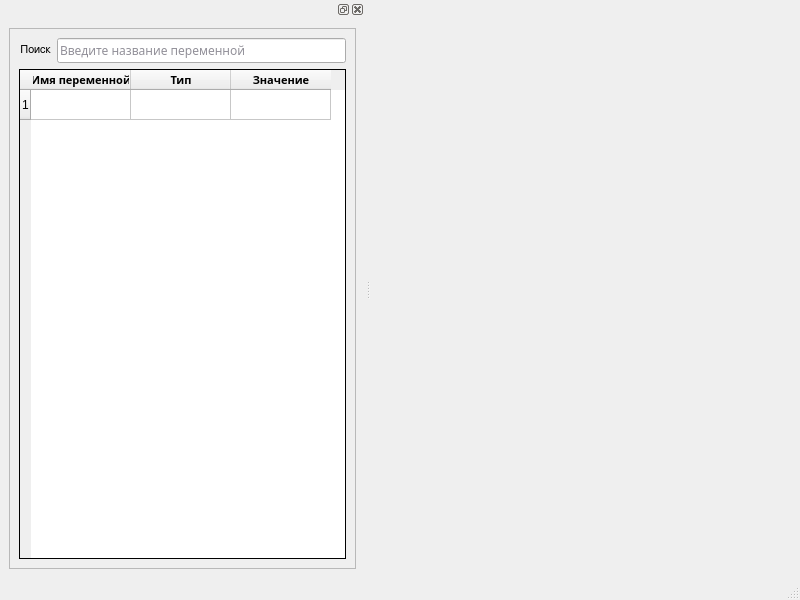
The window that ui/bookmath.ui (oleg1996323/OsterMath) describes before a commit, drawn with Qt 5.
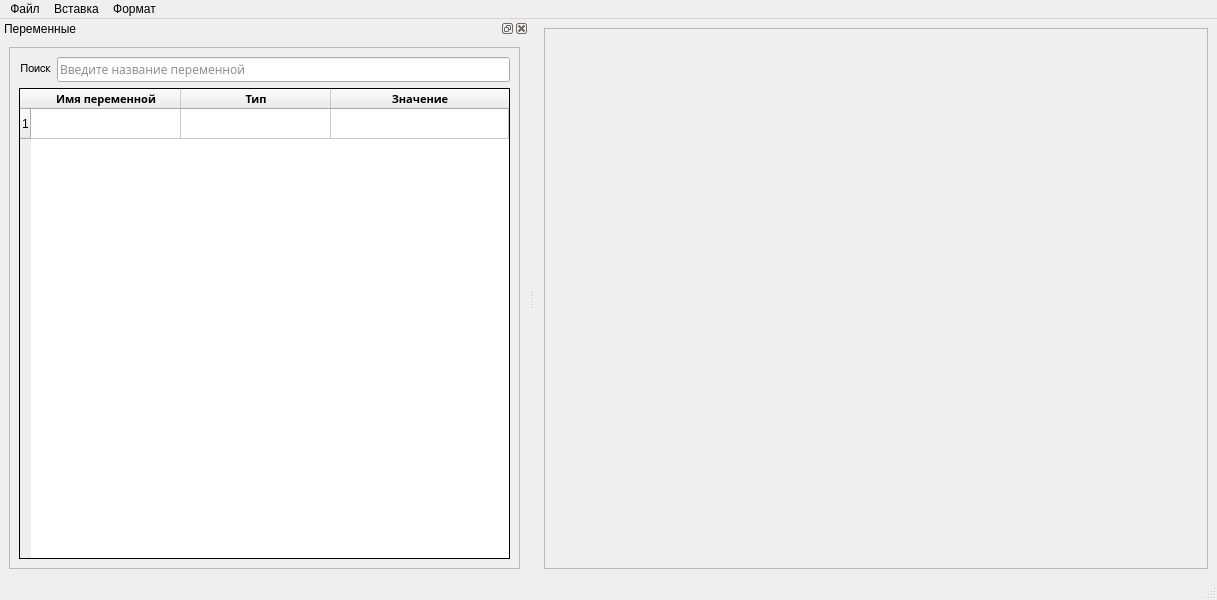
The same window after the commit.

```diff
--- a/ui/bookmath.ui
+++ b/ui/bookmath.ui
@@ -6,26 +6,71 @@
    <rect>
     <x>0</x>
     <y>0</y>
-    <width>800</width>
+    <width>1217</width>
     <height>600</height>
    </rect>
   </property>
   <property name="windowTitle">
    <string>BookMath</string>
   </property>
-  <widget class="QWidget" name="centralwidget"/>
+  <widget class="QWidget" name="centralwidget">
+   <layout class="QGridLayout" name="gridLayout">
+    <item row="0" column="0">
+     <widget class="QFrame" name="frame_2">
+      <property name="frameShape">
+       <enum>QFrame::StyledPanel</enum>
+      </property>
+      <property name="frameShadow">
+       <enum>QFrame::Raised</enum>
+      </property>
+     </widget>
+    </item>
+   </layout>
+  </widget>
   <widget class="QMenuBar" name="menubar">
    <property name="geometry">
     <rect>
      <x>0</x>
      <y>0</y>
-     <width>800</width>
+     <width>1217</width>
      <height>22</height>
     </rect>
    </property>
+   <widget class="QMenu" name="menu">
+    <property name="title">
+     <string>Файл</string>
+    </property>
+    <addaction name="action"/>
+    <addaction name="action_2"/>
+    <addaction name="action_3"/>
+    <addaction name="action_4"/>
+   </widget>
+   <widget class="QMenu" name="menu_2">
+    <property name="title">
+     <string>Вставка</string>
+    </property>
+    <addaction name="action_5"/>
+   </widget>
+   <widget class="QMenu" name="menu_3">
+    <property name="title">
+     <string>Формат</string>
+    </property>
+   </widget>
+   <addaction name="menu"/>
+   <addaction name="menu_2"/>
+   <addaction name="menu_3"/>
   </widget>
   <widget class="QStatusBar" name="statusbar"/>
   <widget class="QDockWidget" name="dockWidget_2">
+   <property name="accessibleName">
+    <string/>
+   </property>
+   <property name="accessibleDescription">
+    <string/>
+   </property>
+   <property name="windowTitle">
+    <string>Переменные</string>
+   </property>
    <attribute name="dockWidgetArea">
     <number>1</number>
    </attribute>
@@ -69,7 +114,7 @@
              <enum>QFrame::Plain</enum>
             </property>
             <property name="sizeAdjustPolicy">
-             <enum>QAbstractScrollArea::AdjustToContents</enum>
+             <enum>QAbstractScrollArea::AdjustToContentsOnFirstShow</enum>
             </property>
             <property name="dragEnabled">
              <bool>false</bool>
@@ -98,6 +143,15 @@
             <attribute name="horizontalHeaderVisible">
              <bool>true</bool>
             </attribute>
+            <attribute name="horizontalHeaderCascadingSectionResizes">
+             <bool>true</bool>
+            </attribute>
+            <attribute name="horizontalHeaderDefaultSectionSize">
+             <number>150</number>
+            </attribute>
+            <attribute name="horizontalHeaderStretchLastSection">
+             <bool>true</bool>
+            </attribute>
             <row/>
             <column>
              <property name="text">
```
Left out of the diff: 34 changed lines with no effect on the pictures.
